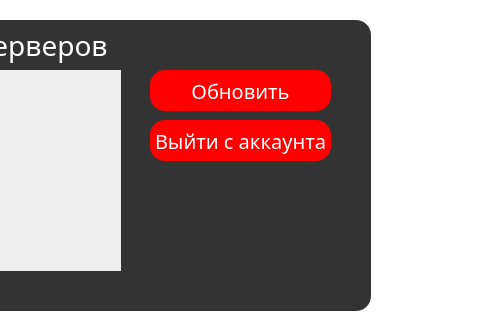
The window that Lobby.ui (ChazGrant/Messenger) describes before a commit, drawn with Qt 5; both pictures show x 170 to 650 and y 0 to 325 of the 756 by 492 pixel window.
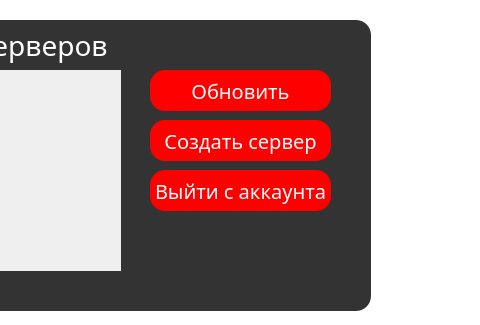
The same window after the commit. Icons and pictures are not drawn.

Commit message: Created create_server function

Diff of the .ui file:
```diff
--- a/Lobby.ui
+++ b/Lobby.ui
@@ -62,6 +62,19 @@
 	border: none;
 	color: #717072;
 	border-bottom: 1px solid #717072;
+}
+QInputDialog QLabel{
+	background: transparent;
+	color: black;
+	border-radius: 15px;
+}
+QInputDialog QPushButton{
+	background: transparent;
+	color: black;
+}
+QInputDialog QPushButton:hover{
+	background: transparent;
+	color: red;
 }</string>
   </property>
   <widget class="QWidget" name="centralwidget">
@@ -139,7 +152,7 @@
      <property name="geometry">
       <rect>
        <x>310</x>
-       <y>100</y>
+       <y>150</y>
        <width>181</width>
        <height>41</height>
       </rect>
@@ -171,6 +184,19 @@
       <number>300</number>
      </property>
     </widget>
+    <widget class="QPushButton" name="createServerButton">
+     <property name="geometry">
+      <rect>
+       <x>310</x>
+       <y>100</y>
+       <width>181</width>
+       <height>41</height>
+      </rect>
+     </property>
+     <property name="text">
+      <string>Создать сервер</string>
+     </property>
+    </widget>
    </widget>
   </widget>
   <widget class="QMenuBar" name="menubar">
```
The commit also changes 8 other files.
